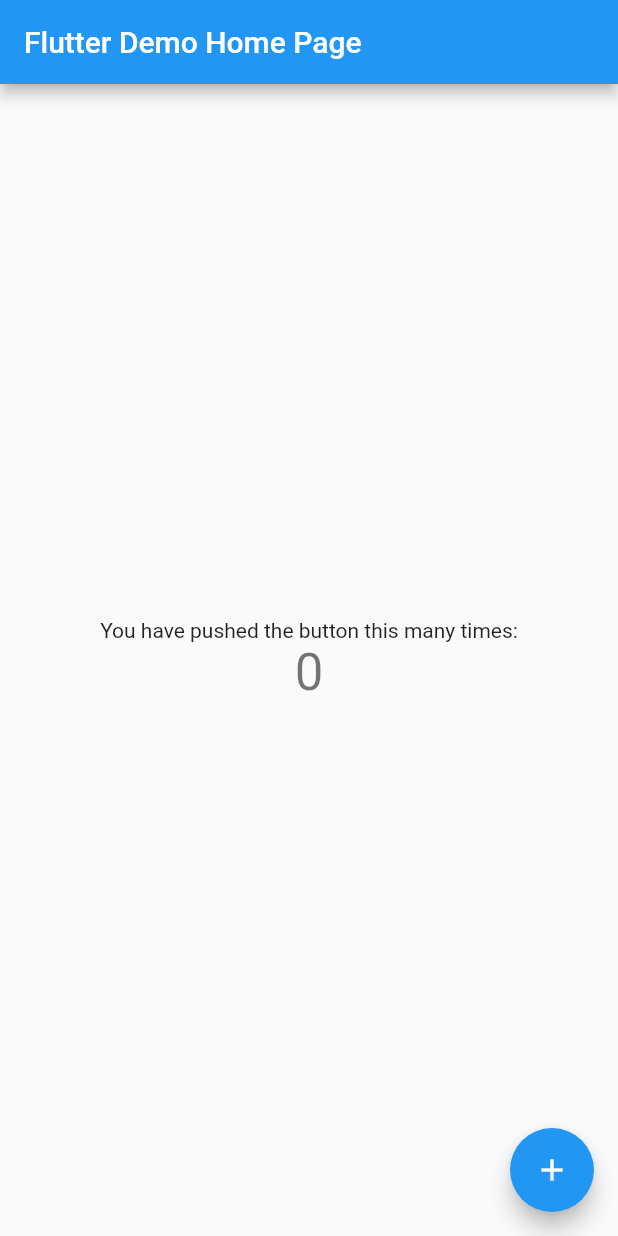
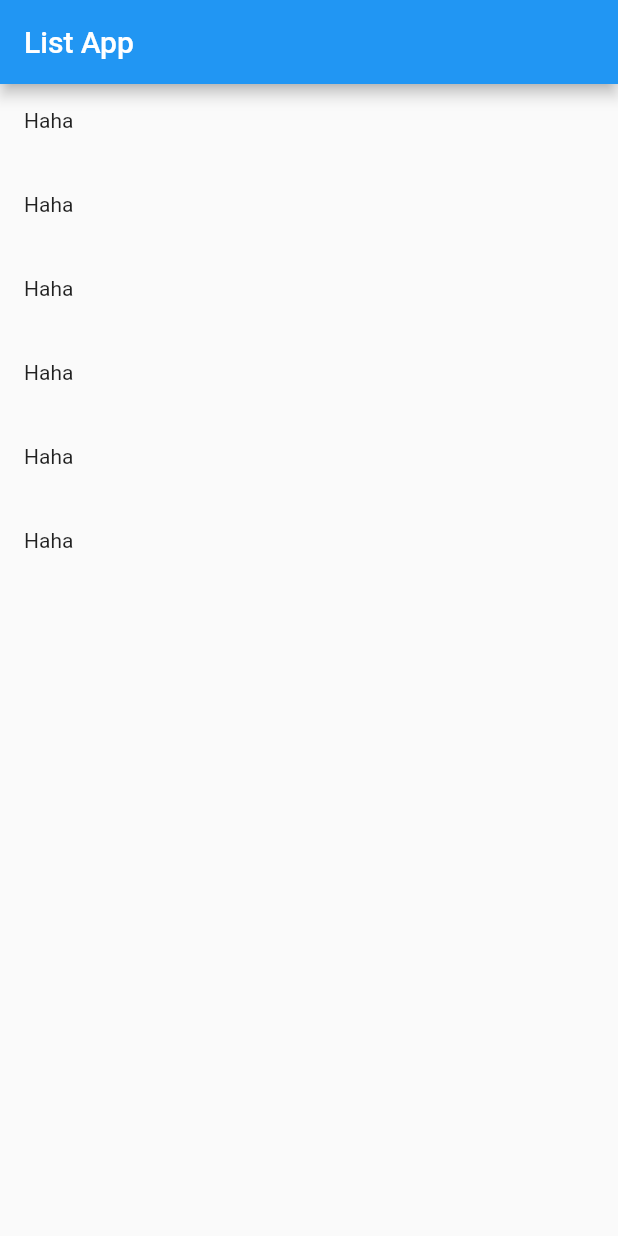
Before and after one commit to ruslanvs/hobby_app1, a Flutter app: the screen it shows after launch, on a phone screen of 412 x 824 dp. Run offline on Flutter 3.47's test engine with Material 2 defaults, Android fonts, the phone set to English and light mode, and no system bars; our stand-ins replace google_mobile_ads.

Commit message:
Added google_mobile_ads provider. App builds in both

```diff
--- /dev/null
+++ b/lib/ad_state.dart
@@ -0,0 +1,11 @@
+import 'dart:io';
+import 'package:google_mobile_ads/google_mobile_ads.dart';
+
+class AdState {
+  Future<InitializationStatus> initialization;
+  AdState(this.initialization);
+
+  String get bannerAdUnitId => Platform.isAndroid
+      ? 'ca-app-pub-3940256099942544/6300978111'
+      : 'ca-app-pub-3940256099942544/2934735716';
+}
--- a/lib/main.dart
+++ b/lib/main.dart
@@ -1,7 +1,17 @@
 import 'package:flutter/material.dart';
+import 'package:google_mobile_ads/google_mobile_ads.dart';
+import 'package:provider/provider.dart';
+import 'ad_state.dart';
 
 void main() {
-  runApp(MyApp());
+  WidgetsFlutterBinding.ensureInitialized();
+  final initFuture = MobileAds.instance.initialize();
+  final adState = AdState(initFuture);
+  runApp(Provider.value(
+    value: adState,
+    builder: (context, child) => MyApp(),
+  ));
+  // runApp(MyApp());
 }
 
 class MyApp extends StatelessWidget {
@@ -11,23 +21,31 @@ class MyApp extends StatelessWidget {
     return MaterialApp(
       title: 'Flutter Demo',
       theme: ThemeData(
-        // This is the theme of your application.
-        //
-        // Try running your application with "flutter run". You'll see the
-        // application has a blue toolbar. Then, without quitting the app, try
-        // changing the primarySwatch below to Colors.green and then invoke
-        // "hot reload" (press "r" in the console where you ran "flutter run",
-        // or simply save your changes to "hot reload" in a Flutter IDE).
-        // Notice that the counter didn't reset back to zero; the application
-        // is not restarted.
         primarySwatch: Colors.blue,
-        // This makes the visual density adapt to the platform that you run
-        // the app on. For desktop platforms, the controls will be smaller and
-        // closer together (more dense) than on mobile platforms.
         visualDensity: VisualDensity.adaptivePlatformDensity,
       ),
-      home: MyHomePage(title: 'Flutter Demo Home Page'),
+      home: ListApp(),
     );
+  }
+}
+
+class ListApp extends StatelessWidget {
+  @override
+  Widget build(BuildContext context) {
+    return Scaffold(
+        appBar: AppBar(
+          title: Text('List App'),
+        ),
+        body: ListView(
+          children: [
+            ListTile(leading: Text('Haha')),
+            ListTile(leading: Text('Haha')),
+            ListTile(leading: Text('Haha')),
+            ListTile(leading: Text('Haha')),
+            ListTile(leading: Text('Haha')),
+            ListTile(leading: Text('Haha')),
+          ],
+        ));
   }
 }
 
--- a/pubspec.yaml
+++ b/pubspec.yaml
@@ -23,7 +23,8 @@ environment:
 dependencies:
   flutter:
     sdk: flutter
-
+  google_mobile_ads: ^0.11.0+1
+  provider: ^4.3.3
 
   # The following adds the Cupertino Icons font to your application.
   # Use with the CupertinoIcons class for iOS style icons.
```
Also changed, not shown: pubspec.lock, 10 other files.
